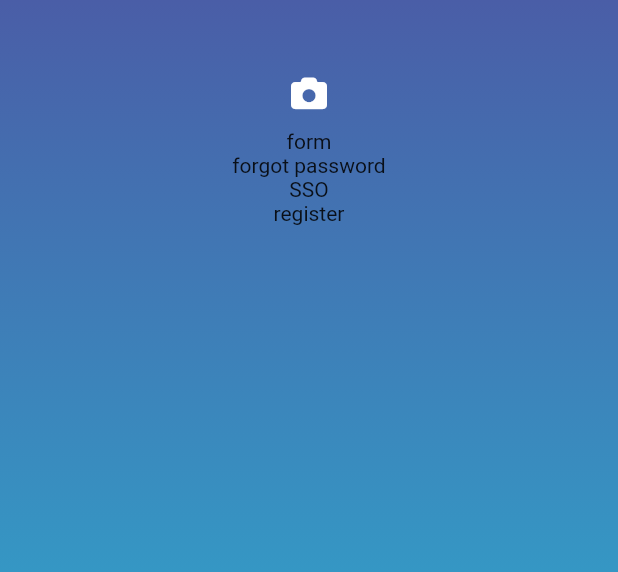
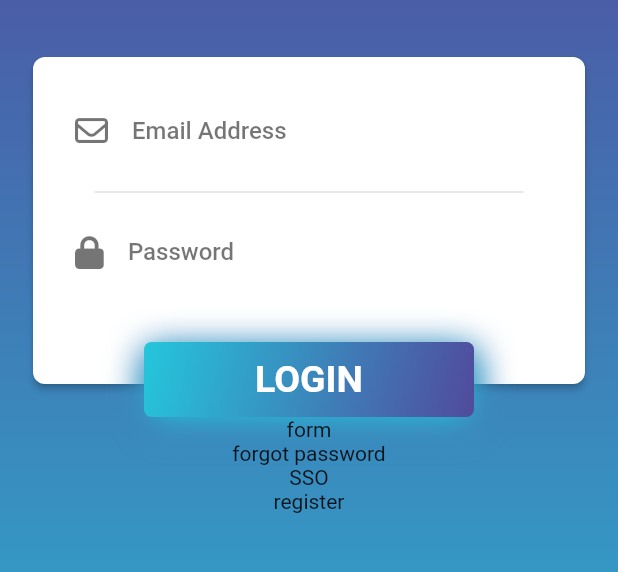
Before and after one commit to honnage/flutter-mystock, a Flutter app: the screen it shows after launch, on a phone screen of 412 x 824 dp, the part 195-767 px from its top. Run offline on Flutter 3.47's test engine with Material 2 defaults, Android fonts, the phone set to English and light mode, and no system bars; our stand-ins replace font_awesome_flutter.

Commit message:
Design a login form

```diff
--- a/lib/src/pages/login/login_page.dart
+++ b/lib/src/pages/login/login_page.dart
@@ -1,8 +1,8 @@
 import 'package:flutter/material.dart';
 import 'package:font_awesome_flutter/font_awesome_flutter.dart';
 import 'package:mystock/src/config/theme.dart' as custom_theme;
-import 'package:mystock/src/constants/asset.dart';
 import 'package:mystock/src/pages/login/widgets/header.dart';
+import 'package:mystock/src/pages/login/widgets/login_form.dart';
 
 class LoginPage extends StatelessWidget {
   const LoginPage({Key? key}) : super(key: key);
@@ -19,20 +19,13 @@ class LoginPage extends StatelessWidget {
             ),
           ),
           Column(
-            children:  [
-              const Header(),
-              IconButton(
-                  icon: const FaIcon(
-                    FontAwesomeIcons.camera,
-                    color: Colors.white,
-                  ),
-                  onPressed: () {
-                    // todo
-                  }),
-              const Text('form'),
-              const Text('forgot password'),
-              const Text('SSO'),
-              const Text('register'),
+            children:  const [
+              Header(),
+              LoginFrom(),
+              Text('form'),
+              Text('forgot password'),
+              Text('SSO'),
+              Text('register'),
             ],
           ),
         ],
--- a/lib/src/pages/login/widgets/login_form.dart
+++ b/lib/src/pages/login/widgets/login_form.dart
@@ -1,17 +1,138 @@
 import 'package:flutter/material.dart';
+import 'package:font_awesome_flutter/font_awesome_flutter.dart';
+import 'package:mystock/src/config/theme.dart' as custom_theme;
 
 class LoginFrom extends StatelessWidget {
   const LoginFrom({Key? key}) : super(key: key);
 
   @override
   Widget build(BuildContext context) {
-    return Card(
-      child: Column(
-        children: const [
-          TextField(),
-          TextField(),
+    return Stack(
+      alignment: Alignment.bottomCenter,
+      children: [
+        _buildForm(),
+        _buildSubmitFormButtom(),
+      ],
+    );
+  }
+
+  Card _buildForm() => Card(
+        margin: const EdgeInsets.only(bottom: 22, left: 22, right: 22),
+        elevation: 2.0,
+        color: Colors.white,
+        shape: RoundedRectangleBorder(
+          borderRadius: BorderRadius.circular(8.0),
+        ),
+        child: const Padding(
+          padding: EdgeInsets.only(top:20, bottom: 58, left: 28, right: 28),
+          child: FormInput(),
+        ),
+      );
+
+  Container _buildSubmitFormButtom() => Container(
+        width: 220,
+        height: 50,
+        decoration: _boxDecoration(),
+        child: FlatButton(
+          onPressed: () {
+            //TO DO
+          },
+          child: const Text(
+            'LOGIN',
+            style: TextStyle(
+              color: Colors.white,
+              fontSize: 25.0,
+              fontWeight: FontWeight.w700,
+            ),
+          ),
+        ),
+      );
+
+
+  BoxDecoration _boxDecoration() {
+    const gradientStart = custom_theme.Theme.gradientStart;
+    const gradientEnd = custom_theme.Theme.gradientEnd;
+
+    // ignore: prefer_function_declarations_over_variables
+    final boxShadowItem = (Color color) => BoxShadow(
+          color: color,
+          offset: const Offset(1.0, 6.0),
+          blurRadius: 20.0,
+        );
+
+    return BoxDecoration(
+      borderRadius: const BorderRadius.all(Radius.circular(5.0)),
+      boxShadow: [
+        boxShadowItem(gradientStart),
+        boxShadowItem(gradientEnd),
+      ],
+      gradient: const LinearGradient(
+        colors: [
+          gradientEnd,
+          gradientStart,
         ],
+        begin: FractionalOffset(0.0, 0.0),
+        end: FractionalOffset(1.0, 1.0),
+        stops: [0.0, 1.0],
       ),
     );
   }
 }
+
+class FormInput extends StatelessWidget {
+  final _color = Colors.black54;
+
+  const FormInput({
+    Key? key,
+  }) : super(key: key);
+
+  @override
+  Widget build(BuildContext context) {
+    return Column(
+      children: [
+        _buildUsername(),
+        const Divider(
+          height: 22,
+          thickness: 1,
+          indent: 13,
+          endIndent: 13,
+        ),
+        _buildPassword(),
+      ],
+    );
+  }
+
+  TextStyle _textStyle() => TextStyle(
+        fontWeight: FontWeight.w500,
+        color: _color,
+      );
+
+  TextField _buildPassword() => TextField(
+        obscureText: true,
+        decoration: InputDecoration(
+          border: InputBorder.none,
+          labelText: 'Password',
+          labelStyle: _textStyle(),
+          icon: FaIcon(
+            FontAwesomeIcons.lock,
+            size: 22.0,
+            color: _color,
+          ),
+        ),
+      );
+
+  TextField _buildUsername() => TextField(
+        obscureText: false,
+        decoration: InputDecoration(
+          border: InputBorder.none,
+          labelText: 'Email Address',
+          hintText: 'test@gmail.com',
+          labelStyle: _textStyle(),
+          icon: FaIcon(
+            FontAwesomeIcons.envelope,
+            size: 22.0,
+            color: _color,
+          ),
+        ),
+      );
+}
```
